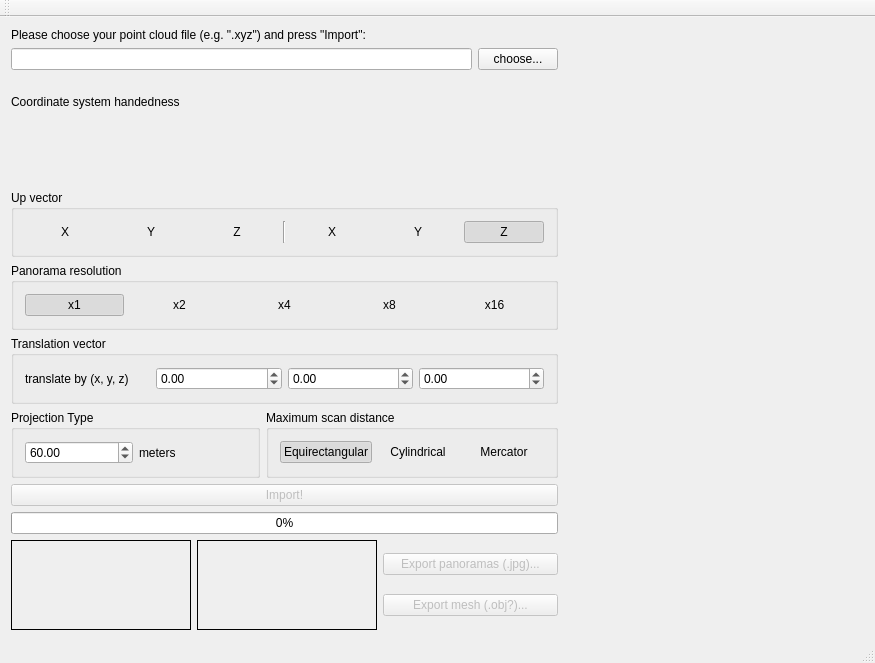
GSORF/PointCloud2Blender, file PointCloud2Blender/mainwindow.ui: the form before one commit.
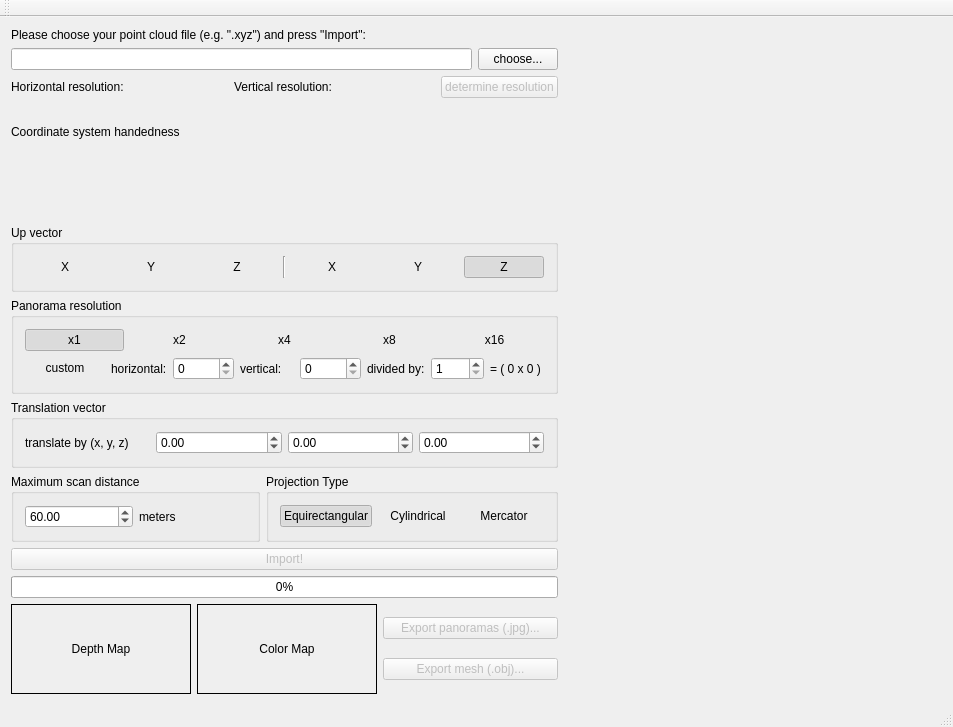
The form after the commit. Icons and pictures are not drawn. Custom widgets are drawn as their Qt base class.

Commit message: Added version number and prepared GUI for custom resolution as well as fixed some minor errors

What changed in the file:
```diff
--- a/PointCloud2Blender/mainwindow.ui
+++ b/PointCloud2Blender/mainwindow.ui
@@ -6,8 +6,8 @@
    <rect>
     <x>0</x>
     <y>0</y>
-    <width>830</width>
-    <height>663</height>
+    <width>953</width>
+    <height>727</height>
    </rect>
   </property>
   <property name="windowTitle">
@@ -24,6 +24,8 @@
     <item>
      <layout class="QVBoxLayout" name="layoutContent">
       <item>
+       <layout class="QVBoxLayout" name="layoutFileImport">
+        <item>
        <widget class="QLabel" name="lblChooseFile">
         <property name="sizePolicy">
          <sizepolicy hsizetype="Preferred" vsizetype="Fixed">
@@ -51,6 +53,50 @@
        </layout>
       </item>
       <item>
+         <layout class="QHBoxLayout" name="layoutOriginalResolution">
+          <item>
+           <widget class="QLabel" name="lblHorizontalResolution">
+            <property name="text">
+             <string>Horizontal resolution:</string>
+            </property>
+           </widget>
+          </item>
+          <item>
+           <widget class="QLabel" name="lblOriginalHorizontalResolution">
+            <property name="text">
+             <string>&lt;unknown&gt;</string>
+            </property>
+           </widget>
+          </item>
+          <item>
+           <widget class="QLabel" name="lblVerticalResolution">
+            <property name="text">
+             <string>Vertical resolution:</string>
+            </property>
+           </widget>
+          </item>
+          <item>
+           <widget class="QLabel" name="lblOriginalVerticalResolution">
+            <property name="text">
+             <string>&lt;unknown&gt;</string>
+            </property>
+           </widget>
+          </item>
+          <item>
+           <widget class="QPushButton" name="btnDeterminePanoramaResolution">
+            <property name="enabled">
+             <bool>false</bool>
+            </property>
+            <property name="text">
+             <string>determine resolution</string>
+            </property>
+           </widget>
+          </item>
+         </layout>
+        </item>
+       </layout>
+      </item>
+      <item>
        <layout class="QVBoxLayout" name="layoutPanoramaSettings">
         <item>
          <widget class="QLabel" name="lblCoordinateSystemInfo">
@@ -195,7 +241,9 @@
           <property name="title">
            <string>Panorama resolution</string>
           </property>
-          <layout class="QHBoxLayout" name="horizontalLayout_2">
+          <layout class="QVBoxLayout" name="verticalLayout">
+           <item>
+            <layout class="QHBoxLayout" name="layoutResolutionPreset">
            <item>
             <widget class="QPushButton" name="btnPanoramaResolutionX1">
              <property name="text">
@@ -280,6 +328,80 @@
             </widget>
            </item>
           </layout>
+           </item>
+           <item>
+            <layout class="QHBoxLayout" name="layoutResolutionCustom">
+             <item>
+              <widget class="QPushButton" name="btnPanoramaResolutionCustom">
+               <property name="text">
+                <string>custom</string>
+               </property>
+               <property name="checkable">
+                <bool>true</bool>
+               </property>
+               <property name="checked">
+                <bool>false</bool>
+               </property>
+               <property name="autoExclusive">
+                <bool>true</bool>
+               </property>
+               <property name="flat">
+                <bool>true</bool>
+               </property>
+              </widget>
+             </item>
+             <item>
+              <widget class="QLabel" name="lblPanoramaResolutionHorizontal">
+               <property name="text">
+                <string>horizontal:</string>
+               </property>
+              </widget>
+             </item>
+             <item>
+              <widget class="QSpinBox" name="sbResolutionHorizontal">
+               <property name="maximum">
+                <number>10000</number>
+               </property>
+              </widget>
+             </item>
+             <item>
+              <widget class="QLabel" name="lblPanoramaResolutionVertical">
+               <property name="text">
+                <string>vertical:</string>
+               </property>
+              </widget>
+             </item>
+             <item>
+              <widget class="QSpinBox" name="sbResolutionVertical">
+               <property name="maximum">
+                <number>10000</number>
+               </property>
+              </widget>
+             </item>
+             <item>
+              <widget class="QLabel" name="lblPanoramaResolutionDividedBy">
+               <property name="text">
+                <string>divided by:</string>
+               </property>
+              </widget>
+             </item>
+             <item>
+              <widget class="QSpinBox" name="sbResolutionDivisor">
+               <property name="minimum">
+                <number>1</number>
+               </property>
+              </widget>
+             </item>
+             <item>
+              <widget class="QLabel" name="lblPanoramaResolutionCustomFinal">
+               <property name="text">
+                <string>= ( 0 x 0 )</string>
+               </property>
+              </widget>
+             </item>
+            </layout>
+           </item>
+          </layout>
          </widget>
         </item>
         <item>
@@ -331,11 +453,11 @@
         <item>
          <layout class="QHBoxLayout" name="layoutDistanceProjection">
           <item>
-           <widget class="QGroupBox" name="gpProjectionType">
+           <widget class="QGroupBox" name="gpMaximumDistance">
             <property name="title">
-             <string>Projection Type</string>
+             <string>Maximum scan distance</string>
             </property>
-            <layout class="QHBoxLayout" name="horizontalLayout_4">
+            <layout class="QHBoxLayout" name="horizontalLayout_5">
              <item>
               <widget class="QDoubleSpinBox" name="sbMaxDistance">
                <property name="minimum">
@@ -363,11 +485,11 @@
            </widget>
           </item>
           <item>
-           <widget class="QGroupBox" name="gpMaximumDistance">
+           <widget class="QGroupBox" name="gpProjectionType">
             <property name="title">
-             <string>Maximum scan distance</string>
+             <string>Projection Type</string>
             </property>
-            <layout class="QHBoxLayout" name="horizontalLayout_5">
+            <layout class="QHBoxLayout" name="horizontalLayout_4">
              <item>
               <widget class="QPushButton" name="btnProjectionTypeEquirectangular">
                <property name="text">
@@ -441,6 +563,9 @@
         <property name="value">
          <number>0</number>
         </property>
+        <property name="invertedAppearance">
+         <bool>false</bool>
+        </property>
        </widget>
       </item>
       <item>
@@ -457,11 +582,14 @@
            <enum>QFrame::Box</enum>
           </property>
           <property name="text">
-           <string/>
+           <string>Depth Map</string>
           </property>
           <property name="scaledContents">
            <bool>true</bool>
           </property>
+          <property name="alignment">
+           <set>Qt::AlignCenter</set>
+          </property>
          </widget>
         </item>
         <item>
@@ -476,11 +604,14 @@
            <enum>QFrame::Box</enum>
           </property>
           <property name="text">
-           <string/>
+           <string>Color Map</string>
           </property>
           <property name="scaledContents">
            <bool>true</bool>
           </property>
+          <property name="alignment">
+           <set>Qt::AlignCenter</set>
+          </property>
          </widget>
         </item>
         <item>
@@ -501,7 +632,7 @@
              <bool>false</bool>
             </property>
             <property name="text">
-             <string>Export mesh (.obj?)...</string>
+             <string>Export mesh (.obj)...</string>
             </property>
            </widget>
           </item>
```
Left out of the diff: 2 changed lines with no effect on the pictures. Lines whose indentation alone changed are shown as unchanged. The commit also changes 1 other file.
